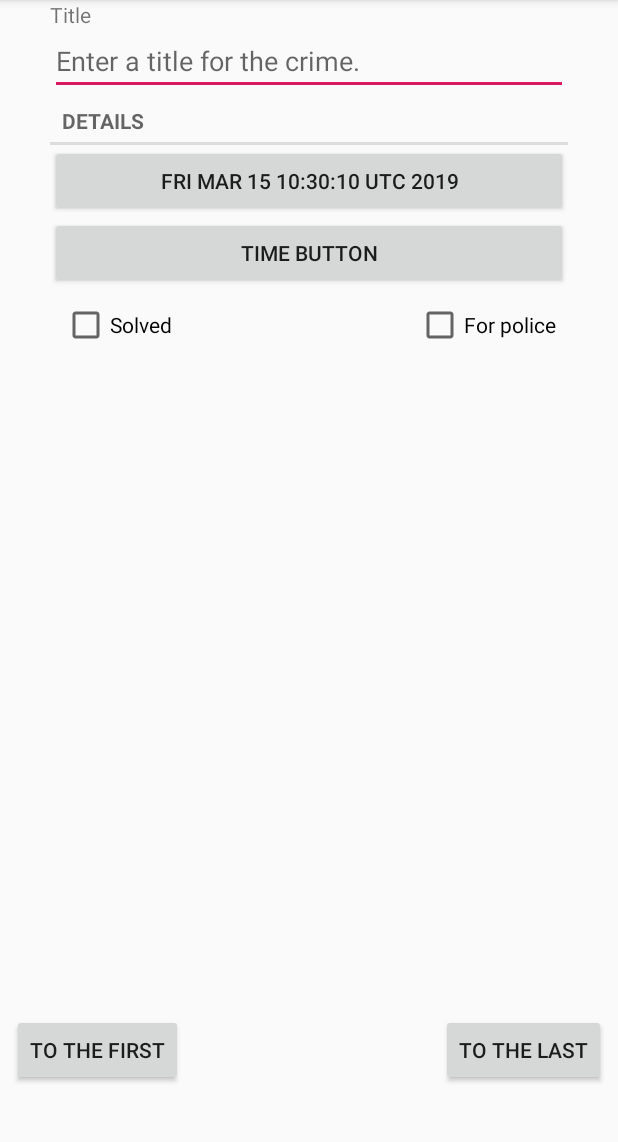
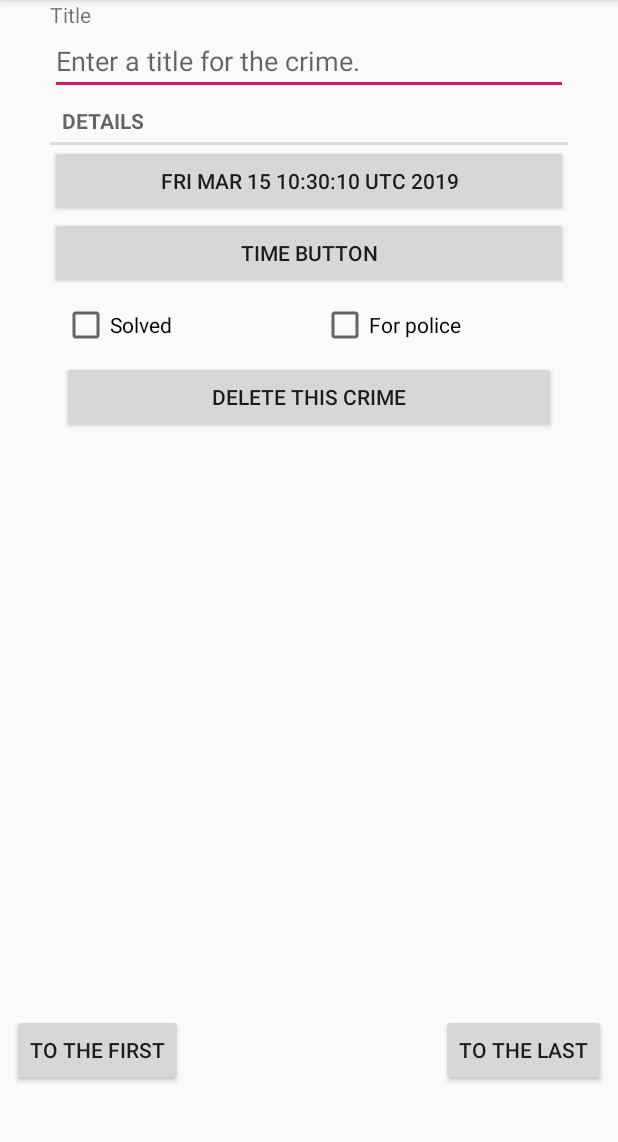
Before and after one commit to Argerd/criminal-intent, an Android app: the CrimeFragment screen opened directly, with no data from a screen before it, on a phone screen of 412 x 824 dp, the part 84-1226 px from its top. Run offline under Robolectric (Android 15) with nearby library versions, the phone set to English and light mode, and no system bars.

Commit message:
Добавлена функция удаления выбранного преступления.

```diff
--- a/CriminalIntentFinal/app/src/main/java/argerd/ru/CrimeFragment.java
+++ b/CriminalIntentFinal/app/src/main/java/argerd/ru/CrimeFragment.java
@@ -40,6 +40,7 @@ public class CrimeFragment extends Fragment {
     private Button timeButton;
     private CheckBox solvedCheckBox;
     private CheckBox policeCheckBox;
+    private Button deleteButton;
 
     public static CrimeFragment newInstance(UUID crimeId) {
         Bundle args = new Bundle();
@@ -171,6 +172,21 @@ public class CrimeFragment extends Fragment {
             }
         });
 
+        deleteButton = view.findViewById(R.id.delete_button);
+        deleteButton.setOnClickListener(new View.OnClickListener() {
+            @Override
+            public void onClick(View v) {
+                int position;
+                for (int i = 0; i < CrimeLab.get(getActivity()).getCrimes().size(); i++) {
+                    if (CrimeLab.get(getActivity()).getCrimes().get(i).getId() == crime.getId()) {
+                        CrimeLab.get(getActivity()).getCrimes().remove(i);
+                        break;
+                    }
+                }
+                getActivity().finish();
+            }
+        });
+
         return view;
     }
 }
--- a/CriminalIntentFinal/app/src/main/res/layout/fragment_crime.xml
+++ b/CriminalIntentFinal/app/src/main/res/layout/fragment_crime.xml
@@ -57,22 +57,38 @@
 
     <CheckBox
         android:id="@+id/crime_solved"
-        android:layout_width="wrap_content"
+        android:layout_width="0dp"
         android:layout_height="wrap_content"
         android:layout_marginStart="8dp"
         android:layout_marginTop="8dp"
+        android:layout_marginEnd="8dp"
         android:text="@string/crime_solved_label"
+        app:layout_constraintEnd_toStartOf="@+id/for_police"
         app:layout_constraintStart_toStartOf="parent"
         app:layout_constraintTop_toBottomOf="@+id/crime_time" />
 
     <CheckBox
         android:id="@+id/for_police"
-        android:layout_width="wrap_content"
+        android:layout_width="0dp"
         android:layout_height="wrap_content"
+        android:layout_marginStart="8dp"
         android:layout_marginTop="8dp"
         android:layout_marginEnd="8dp"
         android:text="@string/for_police_label"
         app:layout_constraintEnd_toEndOf="parent"
+        app:layout_constraintStart_toEndOf="@+id/crime_solved"
         app:layout_constraintTop_toBottomOf="@+id/crime_time" />
 
+    <Button
+        android:id="@+id/delete_button"
+        android:layout_width="0dp"
+        android:layout_height="wrap_content"
+        android:layout_marginStart="8dp"
+        android:layout_marginTop="8dp"
+        android:layout_marginEnd="8dp"
+        android:text="@string/delete_button"
+        app:layout_constraintEnd_toEndOf="parent"
+        app:layout_constraintStart_toStartOf="parent"
+        app:layout_constraintTop_toBottomOf="@+id/for_police" />
+
 </android.support.constraint.ConstraintLayout>
--- a/CriminalIntentFinal/app/src/main/res/values/strings.xml
+++ b/CriminalIntentFinal/app/src/main/res/values/strings.xml
@@ -5,17 +5,14 @@
     <string name="crime_title_label">Title</string>
     <string name="crime_details_label">Details</string>
     <string name="crime_solved_label">Solved</string>
-
     <string name="call_to_police_label">Call to police!</string>
     <string name="for_police_label">For police</string>
-
     <string name="to_the_first_crime_button_label">To the first</string>
     <string name="to_the_last_crime_button_label">To the last</string>
-
     <string name="date_picker_title">Date of crime</string>
-
     <string name="time_picker_title">Time of crime</string>
     <string name="time_button_label">Time button</string>
+    <string name="delete_button">Delete this crime</string>
 
     <string name="new_crime">New crime</string>
     <string name="show_subtittle">Show Subtitle</string>
```
